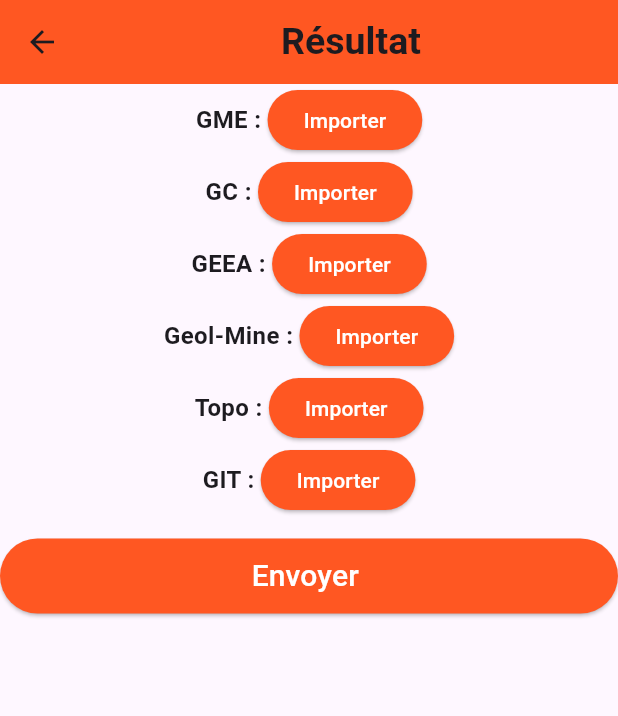
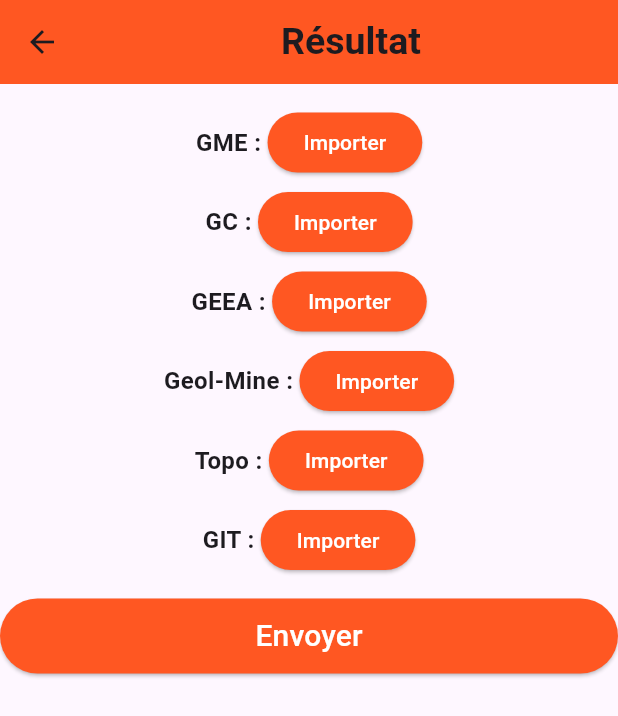
Before and after one commit to Ayouba92/Administrateur, a Flutter app: the screen it shows after launch, in the side drawer, after a tap on "Gestion de Résultats", on a phone screen of 412 x 824 dp. Shown: the top 716 px of the screen. Run offline on Flutter 3.47's test engine with Material 3 defaults, Android fonts, the phone set to English and light mode, and no system bars; our stand-ins replace file_picker.

Commit message:
Gestion resultat et liste

```diff
--- a/lib/Drawer/GestionListe.dart
+++ b/lib/Drawer/GestionListe.dart
@@ -8,8 +8,10 @@ class Listes extends StatelessWidget {
   Widget build(BuildContext context) {
     return Scaffold(
       appBar: AppBar(
-        title: const Text("Résultat",style: TextStyle(
-          fontSize: 25,fontWeight: FontWeight.bold)),
+        title: Center(
+          child: const Text("Listes",style: TextStyle(
+            fontSize: 25,fontWeight: FontWeight.bold)),
+        ),
         backgroundColor:Colors.deepOrange,
       ),
       body: FileImportWidget()
--- a/lib/Drawer/GestionResultat.dart
+++ b/lib/Drawer/GestionResultat.dart
@@ -8,218 +8,103 @@ class Resultat extends StatelessWidget {
   Widget build(BuildContext context) {
     return Scaffold(
       appBar: AppBar(
-        title: Center(
-          child: const Text("Résultat",style: TextStyle(
-            fontSize: 25,fontWeight: FontWeight.bold)),
+        title: const Center(
+          child: Text(
+            "Résultat",
+            style: TextStyle(fontSize: 25, fontWeight: FontWeight.bold),
           ),
-        backgroundColor:Colors.deepOrange,
         ),
-      body: FileImportWidget()
+        backgroundColor: Colors.deepOrange,
+      ),
+      body: const FileImportWidget(),
     );
   }
 }
 
 class FileImportWidget extends StatefulWidget {
+  const FileImportWidget({super.key});
+
   @override
   _FileImportWidgetState createState() => _FileImportWidgetState();
 }
 
 class _FileImportWidgetState extends State<FileImportWidget> {
-  String? selectedFile;
+  final Map<String, String?> selectedFiles = {};
 
-  Future<void> pickFile() async {
+  Future<void> pickFile(String category) async {
     FilePickerResult? result = await FilePicker.platform.pickFiles();
 
     if (result != null) {
       setState(() {
-        selectedFile = result.files.single.name; // Nom du fichier sélectionné
+        selectedFiles[category] = result.files.single.name; // Nom du fichier
       });
     }
+  }
+
+  Widget buildFileRow(String category) {
+    return Row(
+      mainAxisAlignment: MainAxisAlignment.center,
+      children: [
+        Text(
+          '$category : ',
+          style: const TextStyle(fontSize: 16, fontWeight: FontWeight.bold),
+        ),
+        ElevatedButton(
+          onPressed: () => pickFile(category),
+          style: ButtonStyle(
+            foregroundColor: WidgetStateProperty.all<Color>(Colors.white),
+            backgroundColor: WidgetStateProperty.all<Color>(Colors.deepOrange),
+          ),
+          child: const Text('Importer'),
+        ),
+        if (selectedFiles[category] != null)
+          Padding(
+            padding: const EdgeInsets.only(left: 10),
+            child: Text(
+              'Fichier : ${selectedFiles[category]}',
+              style: const TextStyle(fontSize: 16, color: Colors.green),
+            ),
+          ),
+      ],
+    );
   }
 
   @override
   Widget build(BuildContext context) {
     return Center(
       child: ListView(
-        children: [Row(
-          mainAxisAlignment: MainAxisAlignment.center,
         children: [
-            Text(
-              'GME : ',
-              style: TextStyle(fontSize: 16,fontWeight: FontWeight.bold),
-            ),
-            ElevatedButton(
-              onPressed: pickFile,
-              style: ButtonStyle(
-              foregroundColor: WidgetStateProperty.all<Color>(Colors.white),
-              backgroundColor: WidgetStateProperty.all<Color>(Colors.deepOrange),
-            ),
-              child: Text('Importer'),
-            ),
-            if (selectedFile != null)
-              Padding(
-                padding: const EdgeInsets.only(left: 10),
-                child: Text(
-                  'Fichier : $selectedFile',
-                  style: TextStyle(fontSize: 16, color: Colors.green),
-                ),
-              ),
-          ],
-        ),
-        Row(
-          mainAxisAlignment: MainAxisAlignment.center,
-          children: [
-            Text(
-              'GC : ',
-              style: TextStyle(fontSize: 16,fontWeight: FontWeight.bold),
-            ),
-            ElevatedButton(
-              onPressed: pickFile,
-              style: ButtonStyle(
-              foregroundColor: WidgetStateProperty.all<Color>(Colors.white),
-              backgroundColor: WidgetStateProperty.all<Color>(Colors.deepOrange),
-            ),
-              child: Text('Importer'),
-            ),
-            if (selectedFile != null)
-              Padding(
-                padding: const EdgeInsets.only(left: 10),
-                child: Text(
-                  'Fichier : $selectedFile',
-                  style: TextStyle(fontSize: 16, color: Colors.green),
-                ),
-              ),
-          ],
-        ),
-        Row(
-          mainAxisAlignment: MainAxisAlignment.center,
-          children: [
-            Text(
-              'GEEA : ',
-              style: TextStyle(fontSize: 16,fontWeight: FontWeight.bold),
-            ),
-            ElevatedButton(
-              onPressed: pickFile,
-              style: ButtonStyle(
-              foregroundColor: WidgetStateProperty.all<Color>(Colors.white),
-              backgroundColor: WidgetStateProperty.all<Color>(Colors.deepOrange),
-            ),
-              child: Text('Importer'),
-            ),
-            if (selectedFile != null)
-              Padding(
-                padding: const EdgeInsets.only(left: 10),
-                child: Text(
-                  'Fichier : $selectedFile',
-                  style: TextStyle(fontSize: 16, color: Colors.green),
-                ),
-              ),
-          ],
-        ),
-        Row(
-          mainAxisAlignment: MainAxisAlignment.center,
-          children: [
-            Text(
-              'Geol-Mine : ',
-              style: TextStyle(fontSize: 16,fontWeight: FontWeight.bold),
-            ),
-            ElevatedButton(
-              onPressed: pickFile,
-              style: ButtonStyle(
-              foregroundColor: WidgetStateProperty.all<Color>(Colors.white),
-              backgroundColor: WidgetStateProperty.all<Color>(Colors.deepOrange),
-            ),
-              child: Text('Importer'),
-            ),
-            if (selectedFile != null)
-              Padding(
-                padding: const EdgeInsets.only(left: 10),
-                child: Text(
-                  'Fichier : $selectedFile',
-                  style: TextStyle(fontSize: 16, color: Colors.green),
-                ),
-              ),
-          ],
-        ),
-        Row(
-          mainAxisAlignment: MainAxisAlignment.center,
-          children: [
-            Text(
-              'Topo : ',
-              style: TextStyle(fontSize: 16,fontWeight: FontWeight.bold),
-            ),
-            ElevatedButton(
-              onPressed: pickFile,
-              style: ButtonStyle(
-              foregroundColor: WidgetStateProperty.all<Color>(Colors.white),
-              backgroundColor: WidgetStateProperty.all<Color>(Colors.deepOrange),
-            ),
-              child: Text('Importer'),
-            ),
-            if (selectedFile != null)
-              Padding(
-                padding: const EdgeInsets.only(left: 10),
-                child: Text(
-                  'Fichier : $selectedFile',
-                  style: TextStyle(fontSize: 16, color: Colors.green),
-                ),
-              ),
-          ],
-        ),
-        Row(
-          mainAxisAlignment: MainAxisAlignment.center,
-          children: [
-            Text(
-              'GIT : ',
-              style: TextStyle(fontSize: 16,fontWeight: FontWeight.bold),
-            ),
-            ElevatedButton(
-              onPressed: pickFile,
-              style: ButtonStyle(
-              foregroundColor: WidgetStateProperty.all<Color>(Colors.white),
-              backgroundColor: WidgetStateProperty.all<Color>(Colors.deepOrange),
-            ),
-              child: Text('Importer'),
-
-            ),
-            if (selectedFile != null)
-              Padding(
-                padding: const EdgeInsets.only(left: 10),
-                child: Text(
-                  'Fichier : $selectedFile',
-                  style: TextStyle(fontSize: 16, color: Colors.green),
-                ),
-              ),
-          ],
-        ),
+          const SizedBox(height: 15),
+          buildFileRow("GME"),
+          const SizedBox(height: 5),
+          buildFileRow("GC"),
+          const SizedBox(height: 5),
+          buildFileRow("GEEA"),
+          const SizedBox(height: 5),
+          buildFileRow("Geol-Mine"),
+          const SizedBox(height: 5),
+          buildFileRow("Topo"),
+          const SizedBox(height: 5),
+          buildFileRow("GIT"),
           const SizedBox(height: 15),
           SizedBox(
             height: 50,
             width: 500,
             child: ElevatedButton(
-
-            onPressed: (){
-              // Navigator.pushReplacement(context,
-              // MaterialPageRoute(builder:(context){
-
-              // }));
-
+              onPressed: () {
+                // Ajouter la logique pour l'envoi ici
               },
               style: ButtonStyle(
                 foregroundColor: WidgetStateProperty.all<Color>(Colors.white),
                 backgroundColor: WidgetStateProperty.all<Color>(Colors.deepOrange),
               ),
               child: const Text(
-              "Envoyer ",
-              style: const TextStyle(
-                fontSize: 20
-              ),
-              )
+                "Envoyer",
+                style: TextStyle(fontSize: 20),
               ),
             ),
-
-
-        ]
+          ),
+        ],
       ),
     );
   }
```
Also changed, not shown: 128 other files. Lines whose indentation alone changed are shown as unchanged.
